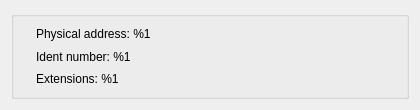
dev-0x7C6/wiimotedev, file subprojects/manager/widgets/devicewidget.ui: the form before one commit.
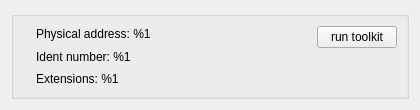
The form after the commit. Icons and pictures are not drawn.

Commit message: Added option that allow to run toolkit from wiimotedev-manager.

```diff
--- a/subprojects/manager/widgets/devicewidget.ui
+++ b/subprojects/manager/widgets/devicewidget.ui
@@ -64,6 +64,36 @@
         </item>
        </layout>
       </item>
+      <item row="0" column="2">
+       <layout class="QVBoxLayout" name="verticalLayout_2">
+        <item>
+         <widget class="QPushButton" name="runToolkit">
+          <property name="sizePolicy">
+           <sizepolicy hsizetype="Maximum" vsizetype="Maximum">
+            <horstretch>0</horstretch>
+            <verstretch>0</verstretch>
+           </sizepolicy>
+          </property>
+          <property name="text">
+           <string>run toolkit</string>
+          </property>
+         </widget>
+        </item>
+        <item>
+         <spacer name="verticalSpacer">
+          <property name="orientation">
+           <enum>Qt::Vertical</enum>
+          </property>
+          <property name="sizeHint" stdset="0">
+           <size>
+            <width>20</width>
+            <height>40</height>
+           </size>
+          </property>
+         </spacer>
+        </item>
+       </layout>
+      </item>
      </layout>
     </widget>
    </item>
```
The commit also changes 4 other files.
